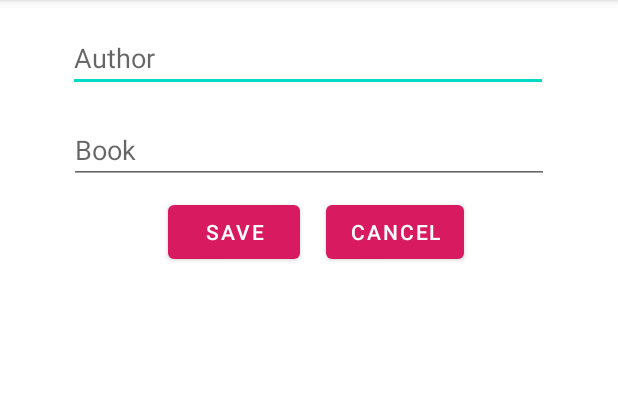
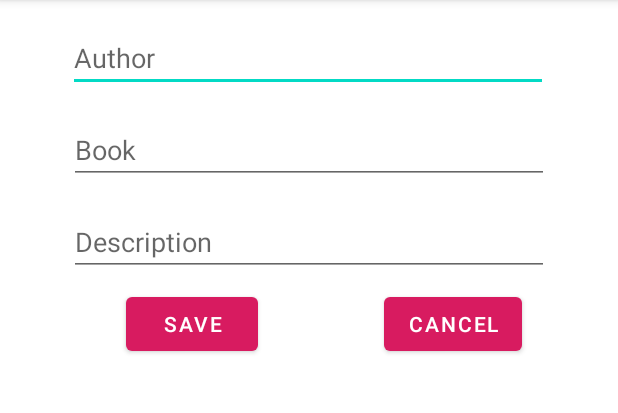
Before and after one commit to dchap27/BookKeeper-Prac, an Android app: the EditBookActivity screen opened directly, with no data from a screen before it, on a phone screen of 412 x 824 dp, the part 84-497 px from its top. Run offline under Robolectric (Android 15) with nearby library versions, the phone set to English and light mode, and no system bars.

Commit message:
Add database migrations
update the schema adding description as field to Book

```diff
--- a/app/src/main/java/com/room/ps/bookkeeper/EditBookActivity.java
+++ b/app/src/main/java/com/room/ps/bookkeeper/EditBookActivity.java
@@ -7,6 +7,7 @@ import android.content.Intent;
 import android.os.Bundle;
 import android.view.View;
 import android.widget.Button;
+import android.widget.EditText;
 import android.widget.TextView;
 
 public class EditBookActivity extends AppCompatActivity {
@@ -14,10 +15,12 @@ public class EditBookActivity extends AppCompatActivity {
     public static final String ID = "book_id";
     public static final String UPDATED_AUTHOR = "author_name";
     public static final String UPDATED_BOOK = "book_name";
+    public static final String UPDATED_DESCRIPTION = "book_description";
 
     public String id;
     private TextView mEtAuthor;
     private TextView mEtBook;
+    private EditText mEtDescription;
 
     @Override
     protected void onCreate(Bundle savedInstanceState) {
@@ -29,15 +32,18 @@ public class EditBookActivity extends AppCompatActivity {
 
         mEtAuthor = findViewById(R.id.etAuthorName);
         mEtBook = findViewById(R.id.etBookName);
+        mEtDescription = findViewById(R.id.etDescription);
 
         Bundle bundle = getIntent().getExtras();
         if(bundle != null){
             id = bundle.getString("id");
             String book = bundle.getString("book");
             String author = bundle.getString("author");
+            String description = bundle.getString("book_description");
 
             mEtAuthor.setText(author);
             mEtBook.setText(book);
+            mEtDescription.setText(description);
         }
 
         bSave.setOnClickListener(new View.OnClickListener() {
@@ -45,11 +51,13 @@ public class EditBookActivity extends AppCompatActivity {
             public void onClick(View v) {
                 String updated_author = mEtAuthor.getText().toString();
                 String updated_book = mEtBook.getText().toString();
+                String updated_description = mEtDescription.getText().toString();
 
                 Intent resultIntent = new Intent();
                 resultIntent.putExtra(ID, id);
                 resultIntent.putExtra(UPDATED_AUTHOR, updated_author);
                 resultIntent.putExtra(UPDATED_BOOK, updated_book);
+                resultIntent.putExtra(UPDATED_DESCRIPTION, updated_description);
                 setResult(Activity.RESULT_OK, resultIntent);
                 finish();
             }
--- a/app/src/main/java/com/room/ps/bookkeeper/NewBookActivity.java
+++ b/app/src/main/java/com/room/ps/bookkeeper/NewBookActivity.java
@@ -8,15 +8,18 @@ import android.os.Bundle;
 import android.text.TextUtils;
 import android.view.View;
 import android.widget.Button;
+import android.widget.EditText;
 import android.widget.TextView;
 
 import static com.room.ps.bookkeeper.MainActivity.NEW_AUTHOR;
 import static com.room.ps.bookkeeper.MainActivity.NEW_BOOK;
+import static com.room.ps.bookkeeper.MainActivity.NEW_DESCRIPTION;
 
 public class NewBookActivity extends AppCompatActivity {
 
     private TextView mEtAuthor;
     private TextView mEtBook;
+    private EditText mEtDescription;
 
     @Override
     protected void onCreate(Bundle savedInstanceState) {
@@ -28,6 +31,7 @@ public class NewBookActivity extends AppCompatActivity {
 
         mEtAuthor = findViewById(R.id.etAuthorName);
         mEtBook = findViewById(R.id.etBookName);
+        mEtDescription = findViewById(R.id.etDescription);
 
         bAdd.setOnClickListener(new View.OnClickListener() {
             @Override
@@ -39,9 +43,11 @@ public class NewBookActivity extends AppCompatActivity {
                 } else {
                     String author = mEtAuthor.getText().toString();
                     String book = mEtBook.getText().toString();
+                    String description = mEtDescription.getText().toString();
 
                     resultIntent.putExtra(NEW_AUTHOR, author);
                     resultIntent.putExtra(NEW_BOOK, book);
+                    resultIntent.putExtra(NEW_DESCRIPTION, description);
                     setResult(Activity.RESULT_OK, resultIntent);
                 }
                 finish();
--- a/app/src/main/java/com/room/ps/bookkeeper/SearchResultActivity.java
+++ b/app/src/main/java/com/room/ps/bookkeeper/SearchResultActivity.java
@@ -72,8 +72,9 @@ public class SearchResultActivity extends AppCompatActivity implements BookListA
             String id = data.getStringExtra(EditBookActivity.ID);
             String authorName = data.getStringExtra(EditBookActivity.UPDATED_AUTHOR);
             String bookName = data.getStringExtra(EditBookActivity.UPDATED_BOOK);
+            String description = data.getStringExtra(EditBookActivity.UPDATED_DESCRIPTION);
 
-            Book book = new Book(id, authorName, bookName);
+            Book book = new Book(id, authorName, bookName, description);
             mSearchViewModel.update(book);
 
             Toast.makeText(this, R.string.updated, Toast.LENGTH_SHORT).show();
--- a/app/src/main/res/layout/activity_new.xml
+++ b/app/src/main/res/layout/activity_new.xml
@@ -36,24 +36,37 @@
         app:layout_constraintStart_toStartOf="parent"
         app:layout_constraintTop_toBottomOf="@+id/etAuthorName" />
 
+    <EditText
+        android:id="@+id/etDescription"
+        android:layout_width="wrap_content"
+        android:layout_height="wrap_content"
+        android:layout_marginStart="8dp"
+        android:layout_marginTop="16dp"
+        android:layout_marginEnd="8dp"
+        android:ems="15"
+        android:hint="@string/description"
+        android:inputType="textPersonName"
+        app:layout_constraintEnd_toEndOf="parent"
+        app:layout_constraintStart_toStartOf="parent"
+        app:layout_constraintTop_toBottomOf="@+id/etBookName" />
+
     <Button
         android:id="@+id/bAdd"
         android:layout_width="wrap_content"
         android:layout_height="wrap_content"
-        android:layout_marginStart="112dp"
         android:layout_marginTop="8dp"
         android:text="@string/save"
+        app:layout_constraintEnd_toStartOf="@+id/bCancel"
         app:layout_constraintStart_toStartOf="parent"
-        app:layout_constraintTop_toBottomOf="@+id/etBookName" />
+        app:layout_constraintTop_toBottomOf="@+id/etDescription" />
 
     <Button
         android:id="@+id/bCancel"
         android:layout_width="wrap_content"
         android:layout_height="wrap_content"
         android:layout_marginTop="8dp"
+        android:layout_marginEnd="64dp"
         android:text="@string/cancel"
         app:layout_constraintEnd_toEndOf="parent"
-        app:layout_constraintHorizontal_bias="0.142"
-        app:layout_constraintStart_toEndOf="@+id/bAdd"
-        app:layout_constraintTop_toBottomOf="@+id/etBookName" />
+        app:layout_constraintTop_toBottomOf="@+id/etDescription" />
 </androidx.constraintlayout.widget.ConstraintLayout>
--- a/app/src/main/res/values/strings.xml
+++ b/app/src/main/res/values/strings.xml
@@ -19,4 +19,6 @@
     <string name="search">Search</string>
     <string name="updated">Book Updated</string>
     <string name="deleted">Book Deleted</string>
+    <string name="description">Description</string>
+    <string name="last_updated">Last Updated</string>
 </resources>
```
Also changed, not shown: app/src/main/java/com/room/ps/bookkeeper/Book.java (+12 -3 lines), app/src/main/java/com/room/ps/bookkeeper/BookListAdapter.java (+5 -2 lines), app/src/main/java/com/room/ps/bookkeeper/BookRoomDatabase.java (+13 -1 lines), app/src/main/java/com/room/ps/bookkeeper/MainActivity.java (+5 -2 lines), app/src/main/res/layout/list_item.xml (+4 -12 lines).
